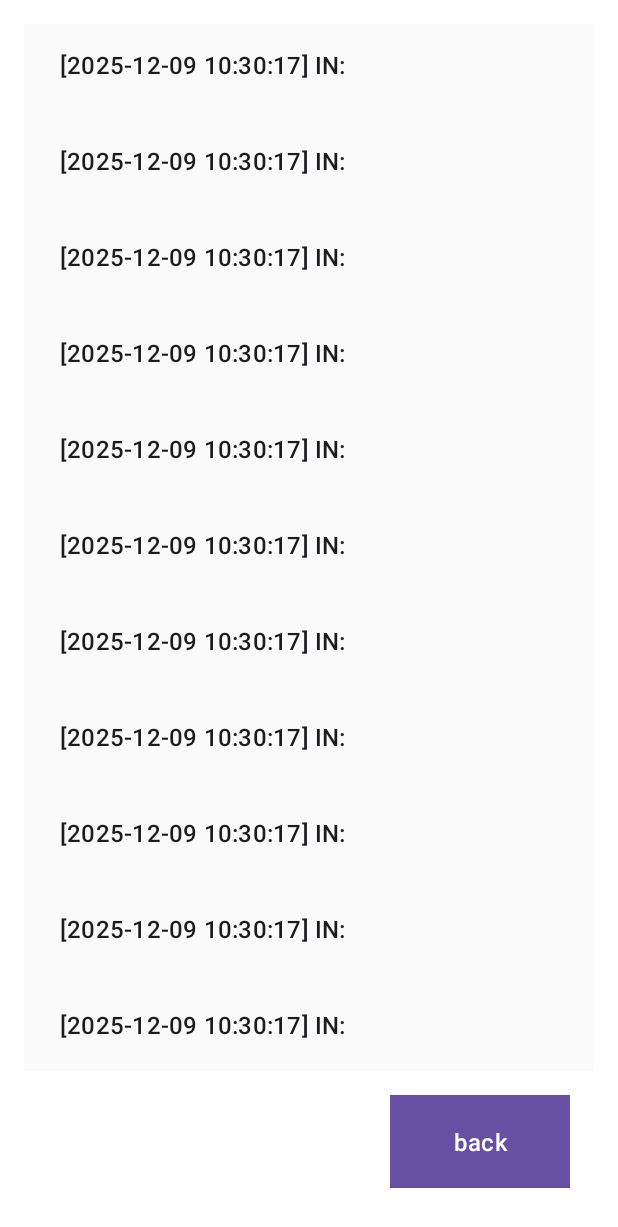
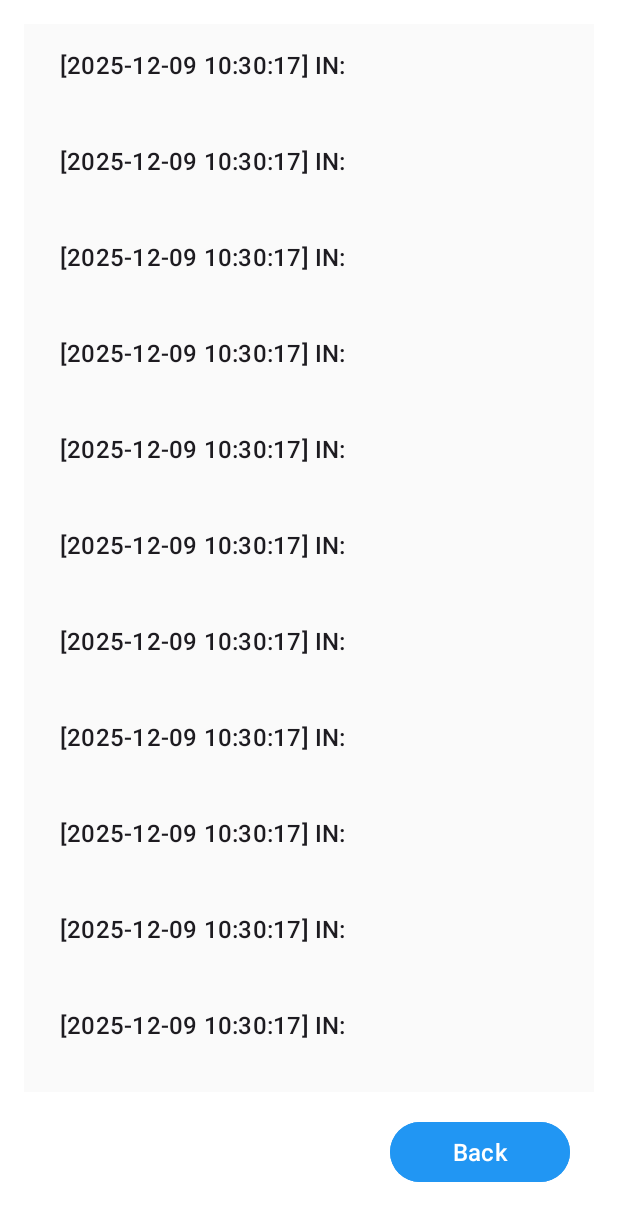
Before and after one commit to ShuoKuro/PET-Filament-Recycler, an Android app: the LogActivity screen opened directly, with no data from a screen before it, on a phone screen of 412 x 824 dp. Shown: the top 1227 px of the screen. Run offline under Robolectric (Android 15) with nearby library versions, the phone set to English and light mode, and no system bars; network calls fail.

Commit message:
Fix typos and UI attributes in layout XML files
Corrected spelling errors, removed redundant attributes, and adjusted UI properties in activity_control.xml and activity_log.xml for improved clarity and consistency.

```diff
--- a/Android App/app/src/main/res/layout/activity_log.xml
+++ b/Android App/app/src/main/res/layout/activity_log.xml
@@ -22,10 +22,9 @@
         android:layout_width="120dp"
         android:layout_height="wrap_content"
         android:layout_gravity="right"
-        android:text="back"
+        android:text="Back"
         android:textColor="#FFFFFF"
-        android:background="#2196F3"
-        android:padding="16dp"
+        android:backgroundTint="#2196F3"
         android:layout_margin="16dp"
         android:textSize="16sp" />
 </LinearLayout>
```
Also changed, not shown: Android App/app/src/main/res/layout/activity_control.xml (+5 -10 lines).
